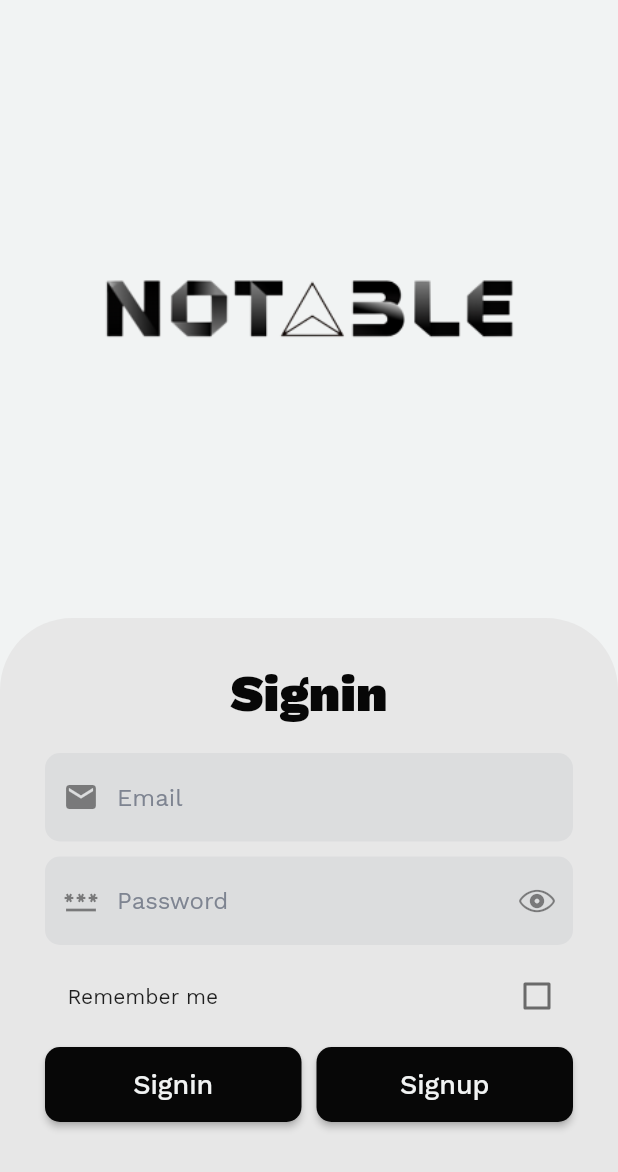
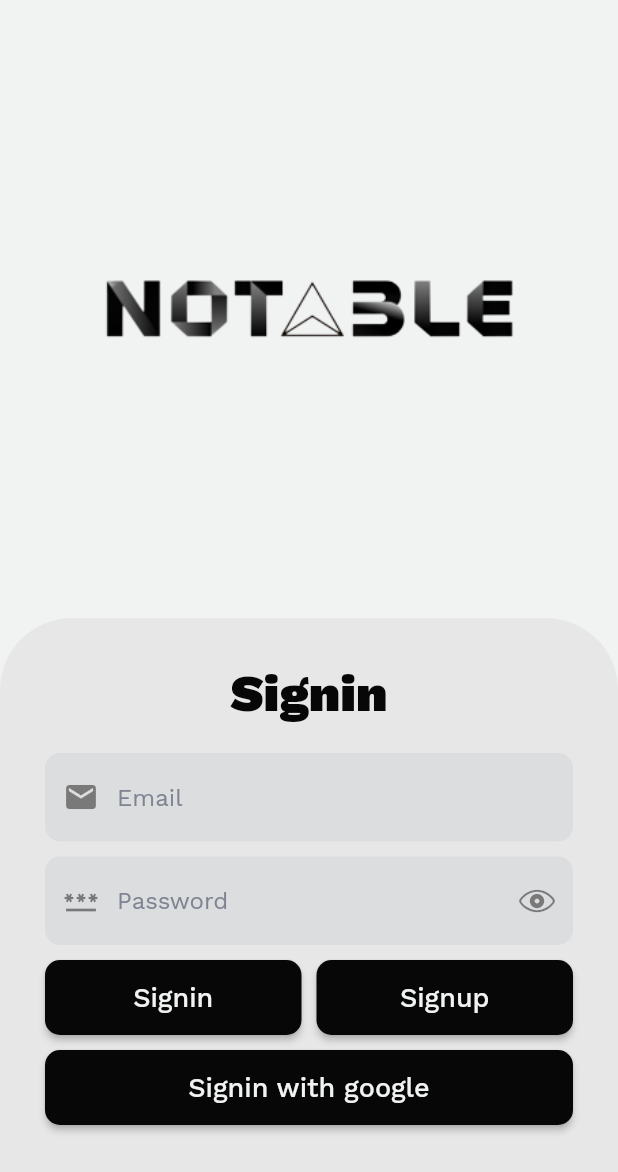
Before and after one commit to vishnucprasad/notable, a Flutter app: the screen it shows after launch, on a phone screen of 412 x 824 dp. Shown: the top 1172 px of the screen. Run offline on Flutter 3.47's test engine with Material 2 defaults, Android fonts, the phone set to English and light mode, and no system bars; our stand-ins replace auto_route, dartz, firebase_auth, flutter_bloc, freezed_annotation, get_it and 3 more; accounts and stored records are empty; statements that could not run were skipped.

Commit message:
Added option to signin with google

```diff
--- a/lib/application/auth/signin/signin_event.dart
+++ b/lib/application/auth/signin/signin_event.dart
@@ -4,6 +4,8 @@ part of 'signin_bloc.dart';
 class SigninEvent with _$SigninEvent {
   const factory SigninEvent.emailChanged(String email) = _EmailChanged;
   const factory SigninEvent.passwordChanged(String password) = _PasswordChanged;
+  const factory SigninEvent.obscureTextChanged() = obscureTextChanged;
   const factory SigninEvent.signinButtonPressed() = _SigninButtonPressed;
   const factory SigninEvent.signupButtonPressed() = _SignupButtonPressed;
+  const factory SigninEvent.signinWithGoogle() = _SigninWithGoogle;
 }
--- a/lib/application/auth/signin/signin_state.dart
+++ b/lib/application/auth/signin/signin_state.dart
@@ -4,6 +4,7 @@ part of 'signin_bloc.dart';
 class SigninState with _$SigninState {
   const factory SigninState({
     required bool isSubmitting,
+    required bool hidePassword,
     required bool showValidationError,
     required Credentials credentials,
     required Option<Either<AuthFailure, Unit>> failureOrSuccessOption,
@@ -12,6 +13,7 @@ class SigninState with _$SigninState {
   factory SigninState.initial() {
     return SigninState(
       isSubmitting: false,
+      hidePassword: true,
       showValidationError: false,
       credentials: Credentials.empty(),
       failureOrSuccessOption: none(),
--- a/lib/domain/auth/auth_failure.dart
+++ b/lib/domain/auth/auth_failure.dart
@@ -8,4 +8,5 @@ class AuthFailure with _$AuthFailure {
   const factory AuthFailure.serverFailure(String msg) = _ServerFailure;
   const factory AuthFailure.emailAlredyInUse() = _EmailAlredyInUse;
   const factory AuthFailure.invalidCredentials() = _InvalidCredentials;
+  const factory AuthFailure.cancelledByUser() = _CancelledByUser;
 }
--- a/lib/domain/auth/i_auth_facade.dart
+++ b/lib/domain/auth/i_auth_facade.dart
@@ -9,4 +9,5 @@ abstract class IAuthFacade {
   Future<Either<AuthFailure, Unit>> signinWithEmailAndPassword({
     required Credentials credentials,
   });
+  Future<Either<AuthFailure, Unit>> signInWithGoogle();
 }
--- a/lib/injection.dart
+++ b/lib/injection.dart
@@ -1,4 +1,5 @@
 import 'package:firebase_auth/firebase_auth.dart';
+import 'package:google_sign_in/google_sign_in.dart';
 import 'package:get_it/get_it.dart';
 import 'package:injectable/injectable.dart';
 
@@ -9,5 +10,6 @@ final GetIt getIt = GetIt.instance;
 @injectableInit
 Future<void> configureInjection(String env) async {
   getIt.registerLazySingleton<FirebaseAuth>(() => FirebaseAuth.instance);
+  getIt.registerLazySingleton<GoogleSignIn>(() => GoogleSignIn());
   getIt.init(environment: env);
 }
--- a/lib/presentation/pages/signin_page/signin_page.dart
+++ b/lib/presentation/pages/signin_page/signin_page.dart
@@ -1,5 +1,8 @@
 import 'package:auto_route/auto_route.dart';
 import 'package:flutter/material.dart';
+import 'package:flutter_bloc/flutter_bloc.dart';
+import 'package:notable/application/auth/signin/signin_bloc.dart';
+import 'package:notable/injection.dart';
 import 'package:notable/presentation/pages/signin_page/widgets/signin_body.dart';
 
 @RoutePage()
@@ -8,6 +11,9 @@ class SigninPage extends StatelessWidget {
 
   @override
   Widget build(BuildContext context) {
-    return const SigninBody();
+    return BlocProvider(
+      create: (context) => getIt<SigninBloc>(),
+      child: const SigninBody(),
+    );
   }
 }
--- a/lib/presentation/pages/signin_page/widgets/remember_checkbox.dart
+++ /dev/null
@@ -1,22 +0,0 @@
-import 'package:flutter/material.dart';
-import 'package:notable/presentation/core/constants.dart';
-
-class RememberCheckbox extends StatelessWidget {
-  const RememberCheckbox({super.key});
-
-  @override
-  Widget build(BuildContext context) {
-    return Row(
-      children: [
-        kWidth,
-        const Text("Remember me"),
-        const Spacer(),
-        Checkbox(
-          value: false,
-          activeColor: Theme.of(context).primaryColor,
-          onChanged: (_) {},
-        ),
-      ],
-    );
-  }
-}
--- a/lib/presentation/pages/signin_page/widgets/signin_body.dart
+++ b/lib/presentation/pages/signin_page/widgets/signin_body.dart
@@ -3,8 +3,8 @@ import 'package:notable/presentation/core/colors.dart';
 import 'package:notable/presentation/core/constants.dart';
 import 'package:notable/presentation/pages/signin_page/widgets/email_input_field.dart';
 import 'package:notable/presentation/pages/signin_page/widgets/password_input_field.dart';
-import 'package:notable/presentation/pages/signin_page/widgets/remember_checkbox.dart';
 import 'package:notable/presentation/pages/signin_page/widgets/signin_button.dart';
+import 'package:notable/presentation/pages/signin_page/widgets/signin_with_google_button.dart';
 import 'package:notable/presentation/pages/signin_page/widgets/signup_button.dart';
 
 class SigninBody extends StatelessWidget {
@@ -31,7 +31,7 @@ class SigninBody extends StatelessWidget {
               ),
             ),
             Container(
-              height: size.height - size.height / 2,
+              height: size.height / 2,
               padding: const EdgeInsets.all(30),
               decoration: BoxDecoration(
                 color: isDarkMode ? kSecondaryDarkColor : kSecondaryLightColor,
@@ -54,8 +54,6 @@ class SigninBody extends StatelessWidget {
                   kHeightMedium,
                   const PasswordInputField(),
                   kHeightMedium,
-                  const RememberCheckbox(),
-                  kHeightMedium,
                   const Row(
                     mainAxisAlignment: MainAxisAlignment.spaceBetween,
                     children: [
@@ -64,6 +62,8 @@ class SigninBody extends StatelessWidget {
                       Expanded(child: SignupButton()),
                     ],
                   ),
+                  kHeightMedium,
+                  const SigninWithGoogleButton()
                 ],
               ),
             )
--- /dev/null
+++ b/lib/presentation/pages/signin_page/widgets/signin_with_google_button.dart
@@ -0,0 +1,36 @@
+import 'package:flutter/material.dart';
+import 'package:notable/presentation/core/colors.dart';
+
+class SigninWithGoogleButton extends StatelessWidget {
+  const SigninWithGoogleButton({super.key});
+
+  @override
+  Widget build(BuildContext context) {
+    final isDarkMode = Theme.of(context).brightness == Brightness.dark;
+
+    return SizedBox(
+      width: double.infinity,
+      height: 50,
+      child: ElevatedButton(
+        style: ButtonStyle(
+          backgroundColor: MaterialStateProperty.all<Color>(
+            Theme.of(context).primaryColor,
+          ),
+          foregroundColor: MaterialStateProperty.all<Color>(
+            isDarkMode ? kDarkColor : kLightColor,
+          ),
+          shape: MaterialStatePropertyAll<RoundedRectangleBorder>(
+            RoundedRectangleBorder(borderRadius: BorderRadius.circular(10)),
+          ),
+        ),
+        onPressed: () {},
+        child: const Text(
+          'Signin with google',
+          style: TextStyle(
+            fontSize: 18,
+          ),
+        ),
+      ),
+    );
+  }
+}
--- a/pubspec.yaml
+++ b/pubspec.yaml
@@ -39,6 +39,7 @@ dependencies:
   freezed_annotation: ^2.4.1
   get_it: ^7.6.4
   google_fonts: ^6.1.0
+  google_sign_in: ^6.1.5
   injectable: ^2.3.0
 
 dev_dependencies:
```
Also changed, not shown: lib/application/auth/signin/signin_bloc.dart (+15 -0 lines), lib/infrastructure/auth/firebase_auth_facade.dart (+24 -0 lines), lib/application/auth/signin/signin_bloc.freezed.dart, lib/domain/auth/auth_failure.freezed.dart, pubspec.lock.
